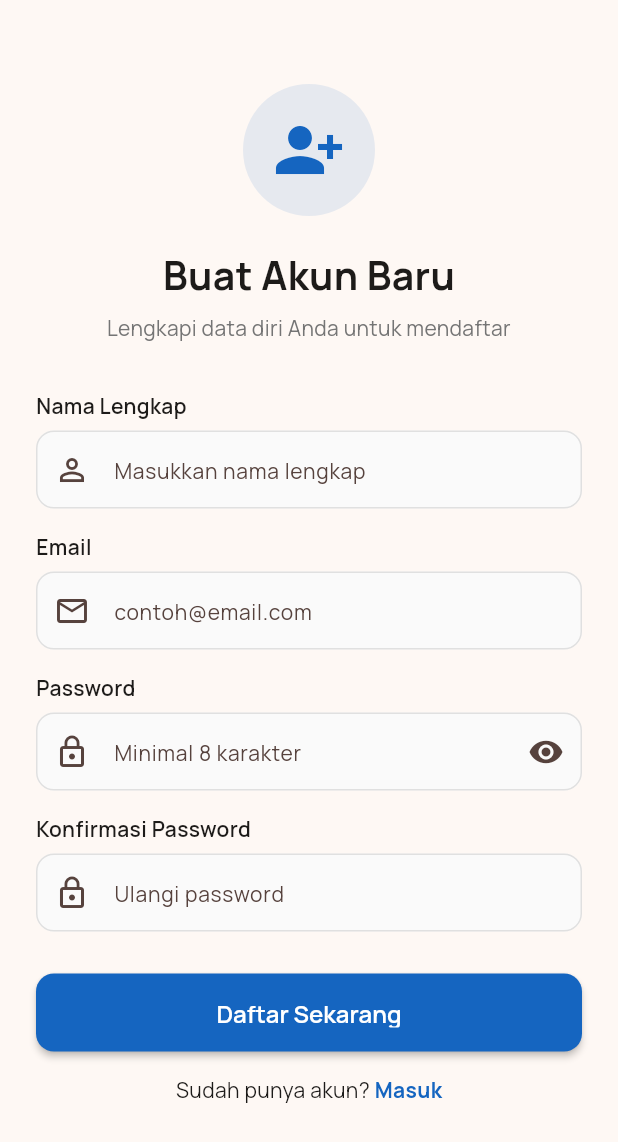
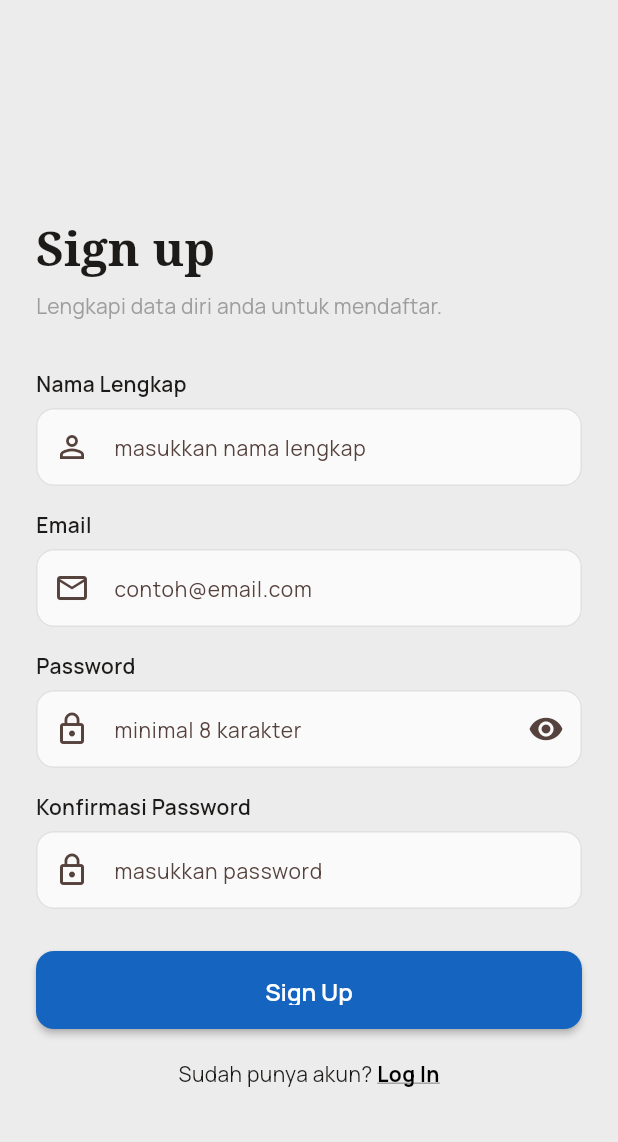
Before and after one commit to Mansyahariii/w5-marketplace, a Flutter app: the RegisterPage screen opened by its route, on a phone screen of 412 x 824 dp. Shown: the top 1142 px of the screen. Run offline on Flutter 3.47's test engine with Material 3 defaults, Android fonts, the light colour scheme and no system bars; our stand-ins replace dio, email_validator, equatable, firebase_auth, firebase_core, flutter_secure_storage and 2 more; accounts and stored records are empty.

Commit message:
style: unify typography and fix loading overlay
Mengupdate style teks agar mengikuti tema aplikasi dan memperbaiki bug visual pada overlay loading.

```diff
--- a/lib/features/auth/presentation/pages/register_page.dart
+++ b/lib/features/auth/presentation/pages/register_page.dart
@@ -4,7 +4,6 @@ import 'package:provider/provider.dart';
 
 import '../../../../core/routes/app_router.dart';
 import '../providers/auth_provider.dart';
-import '../widgets/auth_header.dart';
 import '../widgets/custom_button.dart';
 import '../widgets/custom_text_field.dart';
 import '../widgets/loading_overlay.dart';
@@ -44,7 +43,6 @@ class _RegisterPageState extends State<RegisterPage> {
 
     if (!mounted) return;
     if (success) {
-      // Navigasi ke halaman instruksi verifikasi email
       Navigator.pushReplacementNamed(context, AppRouter.verifyEmail);
     } else {
       ScaffoldMessenger.of(context).showSnackBar(
@@ -64,34 +62,46 @@ class _RegisterPageState extends State<RegisterPage> {
       isLoading: isLoading,
       message: 'Mendaftarkan akun...',
       child: Scaffold(
+        backgroundColor: const Color(0xFFECECEC), // sama dengan login
         body: SafeArea(
-          child: SingleChildScrollView(
+          child: LayoutBuilder(
+            builder: (context, constraints) {
+              return SingleChildScrollView(
                 padding: const EdgeInsets.all(24),
+                child: ConstrainedBox(
+                  constraints: BoxConstraints(minHeight: constraints.maxHeight),
+                  child: IntrinsicHeight(
                     child: Form(
                       key: _formKey,
                       child: Column(
+                        mainAxisAlignment: MainAxisAlignment.center,
+                        crossAxisAlignment: CrossAxisAlignment.start,
                         children: [
-                  const SizedBox(height: 32),
-
-                  // Widget reusable: AuthHeader
-                  const AuthHeader(
-                    icon: Icons.person_add_alt_1,
-                    title: 'Buat Akun Baru',
-                    subtitle: 'Lengkapi data diri Anda untuk mendaftar',
+                          // ── Judul ──────────────────────────────────
+                          Text(
+                            'Sign up',
+                            style: Theme.of(context).textTheme.headlineLarge,
+                          ),
+                          const SizedBox(height: 8),
+                          const Text(
+                            'Lengkapi data diri anda untuk mendaftar.',
+                            style: TextStyle(fontSize: 14, color: Colors.grey),
                           ),
                           const SizedBox(height: 32),
 
-                  // Widget reusable: CustomTextField
+                          // ── Field Nama ──────────────────────────────
                           CustomTextField(
                             label: 'Nama Lengkap',
-                    hint: 'Masukkan nama lengkap',
+                            hint: 'masukkan nama lengkap',
                             controller: _nameCtrl,
                             prefixIcon: const Icon(Icons.person_outline),
-                    validator: (v) =>
-                        (v?.isEmpty ?? true) ? 'Nama wajib diisi' : null,
+                            validator: (v) => (v?.isEmpty ?? true)
+                                ? 'Nama wajib diisi'
+                                : null,
                           ),
                           const SizedBox(height: 16),
 
+                          // ── Field Email ─────────────────────────────
                           CustomTextField(
                             label: 'Email',
                             hint: 'contoh@email.com',
@@ -99,25 +109,31 @@ class _RegisterPageState extends State<RegisterPage> {
                             keyboardType: TextInputType.emailAddress,
                             prefixIcon: const Icon(Icons.email_outlined),
                             validator: (v) {
-                      if (v?.isEmpty ?? true) return 'Email wajib diisi';
-                      if (!EmailValidator.validate(v!))
+                              if (v?.isEmpty ?? true)
+                                return 'Email wajib diisi';
+                              if (!EmailValidator.validate(v!)) {
                                 return 'Format email salah';
+                              }
                               return null;
                             },
                           ),
                           const SizedBox(height: 16),
 
+                          // ── Field Password ──────────────────────────
                           CustomTextField(
                             label: 'Password',
-                    hint: 'Minimal 8 karakter',
+                            hint: 'minimal 8 karakter',
                             controller: _passCtrl,
                             obscureText: !_showPass,
                             prefixIcon: const Icon(Icons.lock_outline),
                             suffixIcon: IconButton(
                               icon: Icon(
-                        _showPass ? Icons.visibility_off : Icons.visibility,
+                                _showPass
+                                    ? Icons.visibility_off
+                                    : Icons.visibility,
                               ),
-                      onPressed: () => setState(() => _showPass = !_showPass),
+                              onPressed: () =>
+                                  setState(() => _showPass = !_showPass),
                             ),
                             validator: (v) => (v?.length ?? 0) < 8
                                 ? 'Password minimal 8 karakter'
@@ -125,26 +141,28 @@ class _RegisterPageState extends State<RegisterPage> {
                           ),
                           const SizedBox(height: 16),
 
+                          // ── Field Konfirmasi Password ───────────────
                           CustomTextField(
                             label: 'Konfirmasi Password',
-                    hint: 'Ulangi password',
+                            hint: 'masukkan password',
                             controller: _pass2Ctrl,
                             obscureText: !_showPass,
                             prefixIcon: const Icon(Icons.lock_outline),
-                    validator: (v) =>
-                        v != _passCtrl.text ? 'Password tidak cocok' : null,
+                            validator: (v) => v != _passCtrl.text
+                                ? 'Password tidak cocok'
+                                : null,
                           ),
                           const SizedBox(height: 28),
 
-                  // Widget reusable: CustomButton
+                          // ── Tombol Daftar ───────────────────────────
                           CustomButton(
-                    label: 'Daftar Sekarang',
+                            label: 'Sign Up',
                             onPressed: _register,
                             isLoading: isLoading,
                           ),
-                  const SizedBox(height: 16),
+                          const SizedBox(height: 20),
 
-                  // Link ke Login
+                          // ── Link ke Login ───────────────────────────
                           Row(
                             mainAxisAlignment: MainAxisAlignment.center,
                             children: [
@@ -155,10 +173,11 @@ class _RegisterPageState extends State<RegisterPage> {
                                   AppRouter.login,
                                 ),
                                 child: const Text(
-                          'Masuk',
+                                  'Log In',
                                   style: TextStyle(
-                            color: Color(0xFF1565C0),
+                                    color: Colors.black,
                                     fontWeight: FontWeight.bold,
+                                    decoration: TextDecoration.underline,
                                   ),
                                 ),
                               ),
@@ -169,6 +188,10 @@ class _RegisterPageState extends State<RegisterPage> {
                     ),
                   ),
                 ),
+              );
+            },
+          ),
+        ),
       ),
     );
   }
--- a/lib/features/auth/presentation/widgets/loading_overlay.dart
+++ b/lib/features/auth/presentation/widgets/loading_overlay.dart
@@ -18,7 +18,7 @@ class LoadingOverlay extends StatelessWidget {
       children: [
         child,
         if (isLoading)
-          Container(
+          Material(
             color: Colors.black.withOpacity(0.4),
             child: Center(
               child: Container(
@@ -33,7 +33,13 @@ class LoadingOverlay extends StatelessWidget {
                     const CircularProgressIndicator(),
                     if (message != null) ...[
                       const SizedBox(height: 16),
-                      Text(message!, style: const TextStyle(fontSize: 14)),
+                      Text(
+                        message!,
+                        style: const TextStyle(
+                          fontSize: 14,
+                          decoration: TextDecoration.none,
+                        ),
+                      ),
                     ],
                   ],
                 ),
```
Also changed, not shown: lib/features/auth/presentation/pages/login_page.dart (+39 -18 lines). Lines whose indentation alone changed are shown as unchanged.
